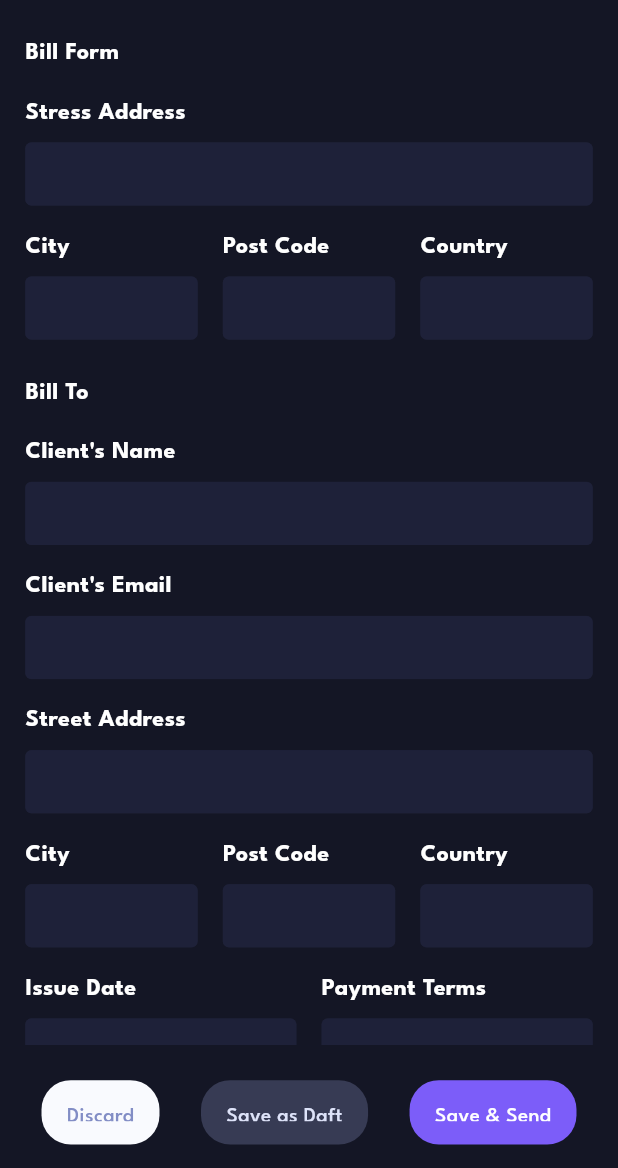
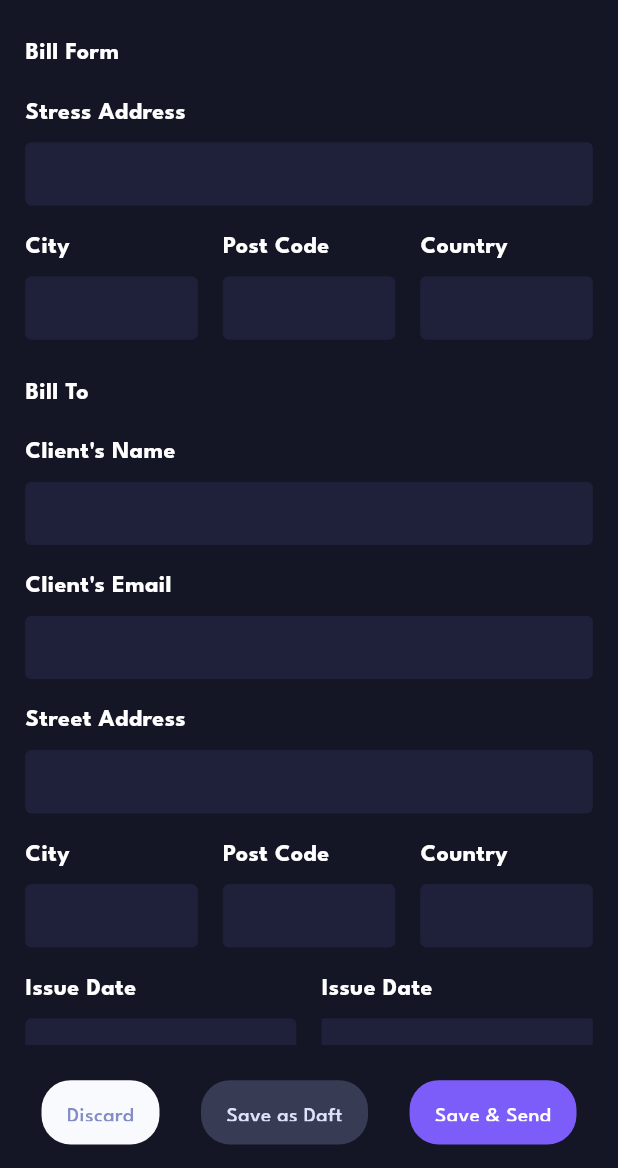
Before and after one commit to BaoTrung37/Blue_invoice, a Flutter app: the InvoiceForm screen opened directly, on a phone screen of 412 x 824 dp, the part 68-1236 px from its top. Run offline on Flutter 3.47's test engine with Material 3 defaults, Android fonts, the phone set to English and light mode, and no system bars; our stand-ins replace auto_route, bloc, dropdown_button2, flutter_bloc, flutter_screenutil, flutter_svg and 5 more; accounts and stored records are empty; generated files the repository leaves out were written again; statements that could not run were skipped.

Commit message:
add update datetime picker, payment term

```diff
--- a/invoice_app/lib/data/model/invoice.dart
+++ b/invoice_app/lib/data/model/invoice.dart
@@ -21,35 +21,20 @@ class Invoice with _$Invoice {
     @Default('') String status,
     @Default(Address()) Address senderAddress,
     @Default(Address()) Address clientAddress,
-    @Default(0) int paymentTerms,
+    @Default(1) int paymentTerms,
     @Default(0) double total,
     DateTime? createdAt,
-    DateTime? paymentDue,
     @Default([]) List<Item> items,
   }) = _InvoiceCollection;
 
   Id get invoiceId => Isar.autoIncrement;
 
-  // @override
-  // @Index(unique: true)
-  // String get id {
-  //   int randomUpperCase1 = Random().nextInt(26);
-  //   int randomUpperCase2 = Random().nextInt(26);
+  @Index()
+  DateTime? get paymentDue => createdAt?.add(Duration(days: paymentTerms));
 
-  //   int randomNumber = Random().nextInt(10000);
-
-  //   String randomDigits = randomNumber.toString().padLeft(4, '0');
-
-  //   String randomUpperCase1Char =
-  //       String.fromCharCode('A'.codeUnitAt(0) + randomUpperCase1);
-  //   String randomUpperCase2Char =
-  //       String.fromCharCode('A'.codeUnitAt(0) + randomUpperCase2);
-
-  //   String randomString =
-  //       '$randomUpperCase1Char$randomUpperCase2Char$randomDigits';
-
-  //   return randomString;
-  // }
+  // @ignore
+  // PaymentTermsType? get paymentTermsType => PaymentTermsType.values
+  //     .firstWhereOrNull((element) => element.timePlus == paymentTerms);
 
   @enumerated
   InvoiceStatusType get invoiceStatus =>
--- a/invoice_app/lib/presentation/pages/home/cubit/invoices_controller_cubit.dart
+++ b/invoice_app/lib/presentation/pages/home/cubit/invoices_controller_cubit.dart
@@ -188,6 +188,26 @@ class InvoicesControllerCubit extends Cubit<InvoicesControllerState> {
     );
   }
 
+  Future<void> changedBillToClientCreateAt(DateTime createAt) async {
+    emit(
+      state.copyWith(
+        currentInvoice: state.currentInvoice.copyWith(
+          createdAt: createAt,
+        ),
+      ),
+    );
+  }
+
+  Future<void> changedBillToClientPaymentTerm(int paymentTerms) async {
+    emit(
+      state.copyWith(
+        currentInvoice: state.currentInvoice.copyWith(
+          paymentTerms: paymentTerms,
+        ),
+      ),
+    );
+  }
+
   Future<void> changedBillToClientProjectDescription(
       String projectDescription) async {
     emit(
--- a/invoice_app/lib/presentation/pages/home/screen/home_screen.dart
+++ b/invoice_app/lib/presentation/pages/home/screen/home_screen.dart
@@ -23,7 +23,6 @@ class _HomeScreenState extends State<HomeScreen> {
   @override
   void initState() {
     super.initState();
-    // getIt.get<IsarDatabase>().importJson();
     getIt.get<InvoicesControllerCubit>().initData();
   }
 
--- a/invoice_app/lib/presentation/pages/home/screen/invoice_form.dart
+++ b/invoice_app/lib/presentation/pages/home/screen/invoice_form.dart
@@ -4,10 +4,11 @@ import 'package:flutter_bloc/flutter_bloc.dart';
 import 'package:flutter_screenutil/flutter_screenutil.dart';
 import 'package:invoice_app/injection/di.dart';
 import 'package:invoice_app/presentation/pages/home/cubit/invoices_controller_cubit.dart';
-import 'package:invoice_app/presentation/pages/home/widgets/custom_button.dart';
+import 'package:invoice_app/presentation/pages/home/screen/views/invoice_bottom_bar.dart';
+import 'package:invoice_app/presentation/pages/home/screen/views/payment_due_to_time_view.dart';
+import 'package:invoice_app/presentation/presentation.dart';
 import 'package:invoice_app/presentation/resources/app_colors.dart';
 import 'package:invoice_app/presentation/resources/app_text_styles.dart';
-import 'package:invoice_app/presentation/widgets/app_text_field/app_text_field.dart';
 
 import 'views/item_list_view.dart';
 
@@ -32,7 +33,7 @@ class _InvoiceFormState extends State<InvoiceForm> {
       resizeToAvoidBottomInset: false,
       backgroundColor: context.colors.backgroundPrimary,
       body: _MainContent(keyForm: _keyForm),
-      bottomNavigationBar: const _BottomNavigationBar(),
+      bottomNavigationBar: const InvoiceBottomBar(),
     );
   }
 }
@@ -217,21 +218,7 @@ class _MainContent extends StatelessWidget {
               ],
             ),
             16.verticalSpace,
-            Row(
-              children: [
-                const Expanded(
-                  child: AppTextField(
-                    title: 'Issue Date',
-                  ),
-                ),
-                16.horizontalSpace,
-                const Expanded(
-                  child: AppTextField(
-                    title: 'Payment Terms',
-                  ),
-                ),
-              ],
-            ),
+            const PaymentDueToTimeView(),
             16.verticalSpace,
             AppTextField(
               title: 'Project Description',
@@ -246,62 +233,4 @@ class _MainContent extends StatelessWidget {
       },
     );
   }
-
-  Widget _buildItemList(BuildContext context) {
-    return const ItemListView();
-  }
 }
-
-class _BottomNavigationBar extends StatelessWidget {
-  const _BottomNavigationBar();
-
-  @override
-  Widget build(BuildContext context) {
-    return Container(
-      padding: EdgeInsets.only(bottom: 16.h),
-      height: 60.h,
-      width: double.infinity,
-      child: Row(
-        mainAxisAlignment: MainAxisAlignment.spaceEvenly,
-        children: [
-          CustomButton(
-            backgroundColor: const Color(0xFFF9FAFE),
-            onTap: () {},
-            child: Text(
-              'Discard',
-              style: AppTextStyles.body1.copyWith(
-                color: const Color(0xFF828DC5),
-              ),
-            ),
-          ),
-          CustomButton(
-            onTap: () {
-              getIt.get<InvoicesControllerCubit>().addInvoiceToDb().then(
-                    (value) => Navigator.of(context).pop(),
-                  );
-            },
-            backgroundColor: const Color(0xFF373B54),
-            child: Text(
-              'Save as Daft',
-              style: AppTextStyles.body1.copyWith(
-                color: const Color(0xFFDEE3F9),
-              ),
-            ),
-          ),
-          CustomButton(
-            onTap: () {
-              //
-            },
-            backgroundColor: const Color(0xFF7C5DF9),
-            child: Text(
-              'Save & Send',
-              style: AppTextStyles.body1.copyWith(
-                color: const Color(0xFFFEFEFF),
-              ),
-            ),
-          ),
-        ],
-      ),
-    );
-  }
-}
--- /dev/null
+++ b/invoice_app/lib/presentation/pages/home/screen/views/invoice_bottom_bar.dart
@@ -0,0 +1,61 @@
+import 'package:flutter/material.dart';
+import 'package:flutter_screenutil/flutter_screenutil.dart';
+import 'package:invoice_app/injection/di.dart';
+import 'package:invoice_app/presentation/pages/home/cubit/invoices_controller_cubit.dart';
+import 'package:invoice_app/presentation/resources/resources.dart';
+
+import '../../widgets/widgets.dart';
+
+class InvoiceBottomBar extends StatelessWidget {
+  const InvoiceBottomBar({super.key});
+
+  @override
+  Widget build(BuildContext context) {
+    return Container(
+      padding: EdgeInsets.only(bottom: 16.h),
+      height: 60.h,
+      width: double.infinity,
+      child: Row(
+        mainAxisAlignment: MainAxisAlignment.spaceEvenly,
+        children: [
+          CustomButton(
+            backgroundColor: const Color(0xFFF9FAFE),
+            onTap: () {},
+            child: Text(
+              'Discard',
+              style: AppTextStyles.body1.copyWith(
+                color: const Color(0xFF828DC5),
+              ),
+            ),
+          ),
+          CustomButton(
+            onTap: () {
+              getIt.get<InvoicesControllerCubit>().addInvoiceToDb().then(
+                    (value) => Navigator.of(context).pop(),
+                  );
+            },
+            backgroundColor: const Color(0xFF373B54),
+            child: Text(
+              'Save as Daft',
+              style: AppTextStyles.body1.copyWith(
+                color: const Color(0xFFDEE3F9),
+              ),
+            ),
+          ),
+          CustomButton(
+            onTap: () {
+              //
+            },
+            backgroundColor: const Color(0xFF7C5DF9),
+            child: Text(
+              'Save & Send',
+              style: AppTextStyles.body1.copyWith(
+                color: const Color(0xFFFEFEFF),
+              ),
+            ),
+          ),
+        ],
+      ),
+    );
+  }
+}
--- /dev/null
+++ b/invoice_app/lib/presentation/pages/home/screen/views/payment_due_to_time_view.dart
@@ -0,0 +1,173 @@
+import 'package:dropdown_button2/dropdown_button2.dart';
+import 'package:flutter/material.dart';
+import 'package:flutter_bloc/flutter_bloc.dart';
+import 'package:flutter_screenutil/flutter_screenutil.dart';
+import 'package:invoice_app/gen/assets.gen.dart';
+import 'package:invoice_app/injection/di.dart';
+import 'package:invoice_app/presentation/pages/home/cubit/invoices_controller_cubit.dart';
+import 'package:invoice_app/presentation/resources/resources.dart';
+import 'package:invoice_app/presentation/utilities/extensions/date_time_extension.dart';
+import 'package:invoice_app/presentation/widgets/enums/payment_term.dart';
+
+class PaymentDueToTimeView extends StatelessWidget {
+  const PaymentDueToTimeView({
+    super.key,
+  });
+
+  @override
+  Widget build(BuildContext context) {
+    return Row(
+      children: [
+        Expanded(
+          child: Column(
+            crossAxisAlignment: CrossAxisAlignment.start,
+            children: [
+              const Text(
+                'Issue Date',
+                style: AppTextStyles.h3,
+              ),
+              8.verticalSpace,
+              GestureDetector(
+                child: BlocBuilder<InvoicesControllerCubit,
+                    InvoicesControllerState>(
+                  bloc: getIt.get<InvoicesControllerCubit>(),
+                  builder: (context, state) {
+                    return _buildCreateTimePicker(context, state);
+                  },
+                ),
+              ),
+            ],
+          ),
+        ),
+        16.horizontalSpace,
+        Expanded(
+          child: Column(
+            crossAxisAlignment: CrossAxisAlignment.start,
+            children: [
+              const Text(
+                'Issue Date',
+                style: AppTextStyles.h3,
+              ),
+              8.verticalSpace,
+              GestureDetector(
+                child: BlocBuilder<InvoicesControllerCubit,
+                    InvoicesControllerState>(
+                  bloc: getIt.get<InvoicesControllerCubit>(),
+                  builder: (context, state) {
+                    return _buildPaymentTermDropdown(context, state);
+                  },
+                ),
+              ),
+            ],
+          ),
+        ),
+      ],
+    );
+  }
+
+  Widget _buildPaymentTermDropdown(
+      BuildContext context, InvoicesControllerState state) {
+    return Container(
+      color: context.colors.backgroundSecondary,
+      height: 50.h,
+      child: DropdownButtonFormField2<int>(
+        isExpanded: true,
+        decoration: InputDecoration(
+          contentPadding: EdgeInsets.symmetric(vertical: 16.h),
+          border: const OutlineInputBorder(),
+          enabledBorder: OutlineInputBorder(
+            borderSide: BorderSide(
+              color: context.colors.backgroundSecondary,
+              width: 0.5,
+            ),
+          ),
+          focusedBorder: OutlineInputBorder(
+            borderSide: BorderSide(
+              color: context.colors.backgroundSecondary,
+              width: 0.5,
+            ),
+          ),
+          errorBorder: InputBorder.none,
+        ),
+        hint: const Text(
+          'Payment Term',
+          style: AppTextStyles.body1,
+        ),
+        value: state.currentInvoice.paymentTerms,
+        items: PaymentTermsType.values
+            .map((item) => DropdownMenuItem<int>(
+                  value: item.timePlus,
+                  child: Text(
+                    item.name,
+                    style: AppTextStyles.body1,
+                  ),
+                ))
+            .toList(),
+        onChanged: (value) {
+          getIt
+              .get<InvoicesControllerCubit>()
+              .changedBillToClientPaymentTerm(value!);
+        },
+        buttonStyleData: ButtonStyleData(
+          padding: EdgeInsets.only(right: 8.h),
+        ),
+        iconStyleData: IconStyleData(
+          icon: Assets.icons.iconArrowDown.svg(
+            height: 12.h,
+          ),
+        ),
+        dropdownStyleData: DropdownStyleData(
+          decoration: BoxDecoration(
+            borderRadius: BorderRadius.circular(14.r),
+          ),
+        ),
+        menuItemStyleData: MenuItemStyleData(
+          padding: EdgeInsets.symmetric(horizontal: 16.w),
+        ),
+      ),
+    );
+  }
+
+  Widget _buildCreateTimePicker(
+      BuildContext context, InvoicesControllerState state) {
+    return GestureDetector(
+      behavior: HitTestBehavior.translucent,
+      onTap: () async {
+        final dateTime = await showDatePicker(
+          context: context,
+          firstDate: DateTime.now().subtract(const Duration(days: 30)),
+          lastDate: DateTime.now().add(
+            const Duration(days: 30),
+          ),
+        );
+        if (dateTime != null) {
+          getIt
+              .get<InvoicesControllerCubit>()
+              .changedBillToClientCreateAt(dateTime);
+        }
+      },
+      child: Container(
+        height: 50.h,
+        padding: EdgeInsets.symmetric(
+          horizontal: 12.w,
+          vertical: 8.h,
+        ),
+        decoration: BoxDecoration(
+          color: context.colors.backgroundSecondary,
+          borderRadius: BorderRadius.circular(4.r),
+          border: Border.all(
+            color: context.colors.backgroundSecondary,
+            width: 0.5,
+          ),
+        ),
+        child: Align(
+          alignment: Alignment.centerLeft,
+          child: Text(
+            state.currentInvoice.createdAt?.formatddMMMyyyy ?? '',
+            style: AppTextStyles.body1,
+          ),
+        ),
+      ),
+    );
+  }
+}
--- a/invoice_app/lib/presentation/pages/home/screen/views/views.dart
+++ b/invoice_app/lib/presentation/pages/home/screen/views/views.dart
@@ -1 +1,3 @@
+export 'invoice_bottom_bar.dart';
 export 'item_list_view.dart';
+export 'payment_due_to_time_view.dart';
--- a/invoice_app/lib/presentation/pages/main_app/screen/main_app_screen.dart
+++ b/invoice_app/lib/presentation/pages/main_app/screen/main_app_screen.dart
@@ -1,7 +1,9 @@
 import 'package:auto_route/auto_route.dart';
 import 'package:flutter/material.dart';
 import 'package:flutter_screenutil/flutter_screenutil.dart';
+import 'package:invoice_app/data/local/isar_db/isar_database.dart';
 import 'package:invoice_app/gen/assets.gen.dart';
+import 'package:invoice_app/injection/di.dart';
 import 'package:invoice_app/presentation/resources/app_colors.dart';
 
 @RoutePage()
@@ -40,7 +42,12 @@ class _BottomBarView extends StatelessWidget {
             padding: EdgeInsets.symmetric(horizontal: 16.w),
             child: Row(
               children: [
-                Assets.icons.iconSun.svg(height: 24.h),
+                GestureDetector(
+                  onTap: () {
+                    getIt.get<IsarDatabase>().importJson();
+                  },
+                  child: Assets.icons.iconSun.svg(height: 24.h),
+                ),
                 16.horizontalSpace,
                 VerticalDivider(
                   color: context.colors.action,
--- a/invoice_app/lib/presentation/utilities/extensions/string_extension.dart
+++ b/invoice_app/lib/presentation/utilities/extensions/string_extension.dart
@@ -1,4 +1,4 @@
-extension StringExtension on String {
+extension StringExtension1 on String {
   int? get parseToInt {
     try {
       return int.parse(this);
--- a/invoice_app/lib/presentation/widgets/enums/enums.dart
+++ b/invoice_app/lib/presentation/widgets/enums/enums.dart
@@ -1,2 +1,3 @@
 export 'invoice_status_type.dart';
 export 'loading_status.dart';
+export 'payment_term.dart';
--- a/invoice_app/pubspec.yaml
+++ b/invoice_app/pubspec.yaml
@@ -74,7 +74,9 @@ dependencies:
   collection: ^1.18.0
   path_provider: ^2.1.2
 
+  # Picker
   dropdown_button2: ^2.3.9
+  flutter_holo_date_picker: ^1.1.3
 
 dev_dependencies:
   flutter_test:
```
Also changed, not shown: invoice_app/pubspec.lock.
